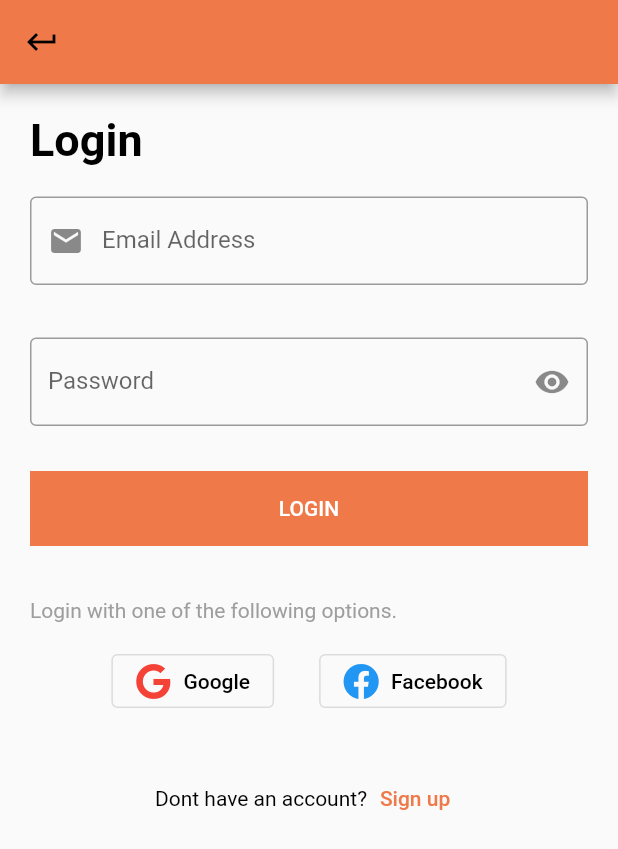
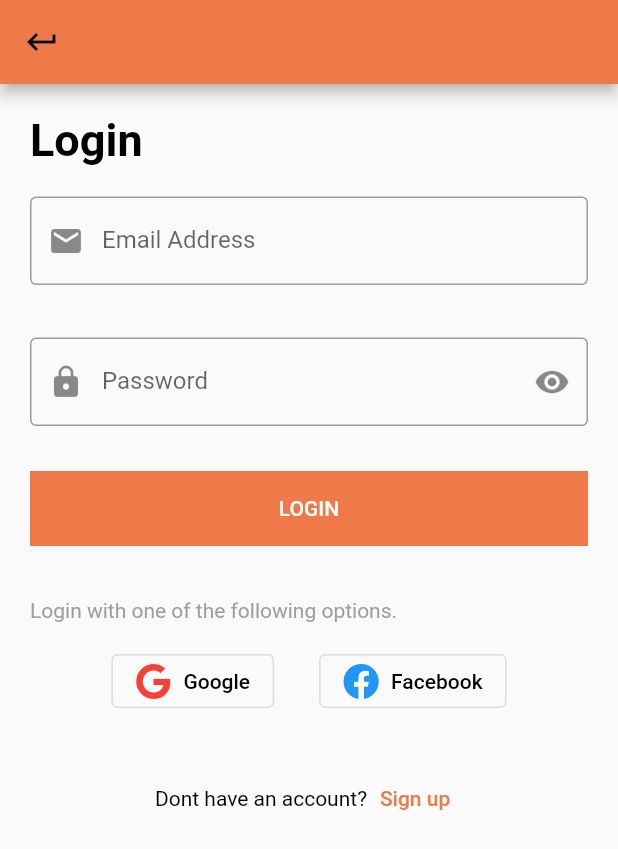
Before and after one commit to mashro3na111/FOODWASTAGE, a Flutter app: the screen it shows after launch, on a phone screen of 412 x 824 dp. Shown: the top 849 px of the screen. Run offline on Flutter 3.47's test engine with Material 2 defaults, Android fonts, the phone set to English and light mode, and no system bars; our stand-ins replace font_awesome_flutter.

Commit message:
login screen

```diff
--- a/lib/login_screen.dart
+++ b/lib/login_screen.dart
@@ -54,6 +54,7 @@ class LoginScreen extends StatelessWidget {
                   keyboardType: TextInputType.visiblePassword,
                   obscureText: true,
                   decoration: const InputDecoration(
+                    prefixIcon: Icon(Icons.lock) ,
                     labelText: "Password",
                     border: OutlineInputBorder(
                         borderSide: BorderSide(color: Colors.teal)),
```
